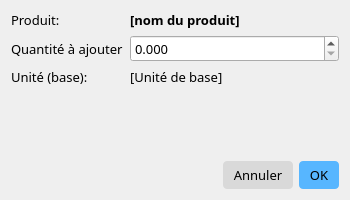
This is reapprovisionnerstockdialog.ui in JessyTsiriniaina/Gestion-magasin as Qt 5 draws it before an edit. The edited form follows.
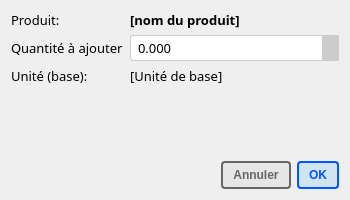
This is the edited form. Icons and pictures are not drawn.

Diff of the .ui file:
```diff
--- a/reapprovisionnerstockdialog.ui
+++ b/reapprovisionnerstockdialog.ui
@@ -65,6 +65,43 @@
          <pointsize>10</pointsize>
         </font>
        </property>
+       <property name="styleSheet">
+        <string notr="true">QDoubleSpinBox {
+    border: 1px solid #CCCCCC;
+    border-radius: 3px;
+    padding: 2px 5px;
+}
+QDoubleSpinBox::up-button {
+    subcontrol-origin: border;
+    subcontrol-position: top right;
+    width: 16px;
+    border-left: 1px solid #CCCCCC;
+   background: #cccccc;
+}
+QDoubleSpinBox::down-button {
+    subcontrol-origin: border;
+    subcontrol-position: bottom right;
+    width: 16px;
+    border-left: 1px solid #CCCCCC;
+    background: #cccccc;
+}
+QDoubleSpinBox::up-arrow {
+    image: url(:/icons/icons/caret-up.svg);
+    width: 12px;
+    height: 12px;
+}
+QDoubleSpinBox::down-arrow {
+    image: url(:/icons/icons/caret-down.svg);
+    width: 12px;
+    height: 12px;
+}
+QDoubleSpinBox::up-button:hover, QSpinBox::down-button:hover {
+    background: #66BB6A;
+}
+QDoubleSpinBox::up-button:pressed, QSpinBox::down-button:pressed {
+    background: #388E3C; 
+}</string>
+       </property>
        <property name="decimals">
         <number>3</number>
        </property>
@@ -133,16 +170,25 @@
       <widget class="QPushButton" name="bouton_annuler">
        <property name="font">
         <font>
-         <family>Outfit</family>
-         <pointsize>10</pointsize>
+         <weight>75</weight>
+         <italic>false</italic>
+         <bold>true</bold>
         </font>
        </property>
        <property name="cursor">
         <cursorShape>PointingHandCursor</cursorShape>
        </property>
        <property name="styleSheet">
-        <string notr="true">QPushButton {background-color:  rgb(217, 217, 217);
-padding: 5px 10px; border: none; border-radius: 4px;}
+        <string notr="true">
+
+QPushButton {
+background-color:  rgba(217, 217, 217, 100);
+ padding: 5px 10px;
+ border: 2px solid rgb(102, 102, 102);
+border-radius: 4px;
+color:   rgb(102, 102, 102); 
+font: bold;
+}
 
 QPushButton:hover {
 	background-color:  qlineargradient(spread:pad, x1:0, y1:0, x2:1, y2:0, stop:0 rgba(217, 217, 217, 255), stop:1 rgba(195, 195, 195, 255)); 
@@ -157,20 +203,28 @@
       <widget class="QPushButton" name="bouton_ok">
        <property name="font">
         <font>
-         <family>Outfit</family>
-         <pointsize>10</pointsize>
+         <weight>75</weight>
+         <italic>false</italic>
+         <bold>true</bold>
         </font>
        </property>
        <property name="cursor">
         <cursorShape>PointingHandCursor</cursorShape>
        </property>
        <property name="styleSheet">
-        <string notr="true">QPushButton {background-color:  rgb(87, 182, 255);  padding: 5px 10px; border: none; border-radius: 4px;}
+        <string notr="true">
+QPushButton {
+background-color:  rgba(87, 182, 255, 50);
+ padding: 5px 10px;
+ border: 2px solid rgb(0, 85, 255);
+border-radius: 4px;
+color: rgb(0, 85, 255); 
+font: bold;
+}
 
 QPushButton:hover {
-	background-color:  qlineargradient(spread:pad, x1:0, y1:0, x2:1, y2:0, stop:0 rgba(85, 170, 255, 255), stop:1 rgba(125, 208, 146, 255)); 
-}
-</string>
+	background-color:  rgba(87, 182, 255, 80) ; 
+}</string>
        </property>
        <property name="text">
         <string>OK</string>
```
Left out of the diff: 2 changed lines with no effect on the pictures.
